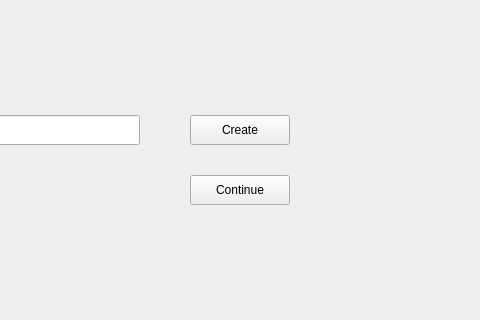
ApplyKCL/SNYProject, file UI_design/LoginUI_Design/Seperate_Pages/Admin_Window_1.ui: the form before one commit; both pictures show x 410 to 890 and y 135 to 455 of the 1024 by 600 pixel window.
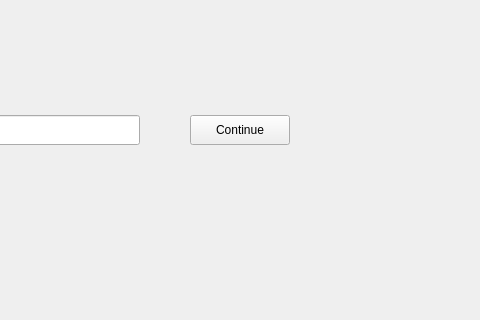
The form after the commit. Icons and pictures are not drawn.

Diff of the .ui file:
```diff
--- a/UI_design/LoginUI_Design/Seperate_Pages/Admin_Window_1.ui
+++ b/UI_design/LoginUI_Design/Seperate_Pages/Admin_Window_1.ui
@@ -19,19 +19,6 @@
   <property name="windowTitle">
    <string>Form</string>
   </property>
-  <widget class="QPushButton" name="pushButton">
-   <property name="geometry">
-    <rect>
-     <x>600</x>
-     <y>250</y>
-     <width>100</width>
-     <height>30</height>
-    </rect>
-   </property>
-   <property name="text">
-    <string>Create</string>
-   </property>
-  </widget>
   <widget class="QLineEdit" name="lineEdit">
    <property name="geometry">
     <rect>
@@ -55,7 +42,7 @@
    <property name="geometry">
     <rect>
      <x>600</x>
-     <y>310</y>
+     <y>250</y>
      <width>100</width>
      <height>30</height>
     </rect>
```
Left out of the diff: 6 changed lines with no effect on the pictures.
